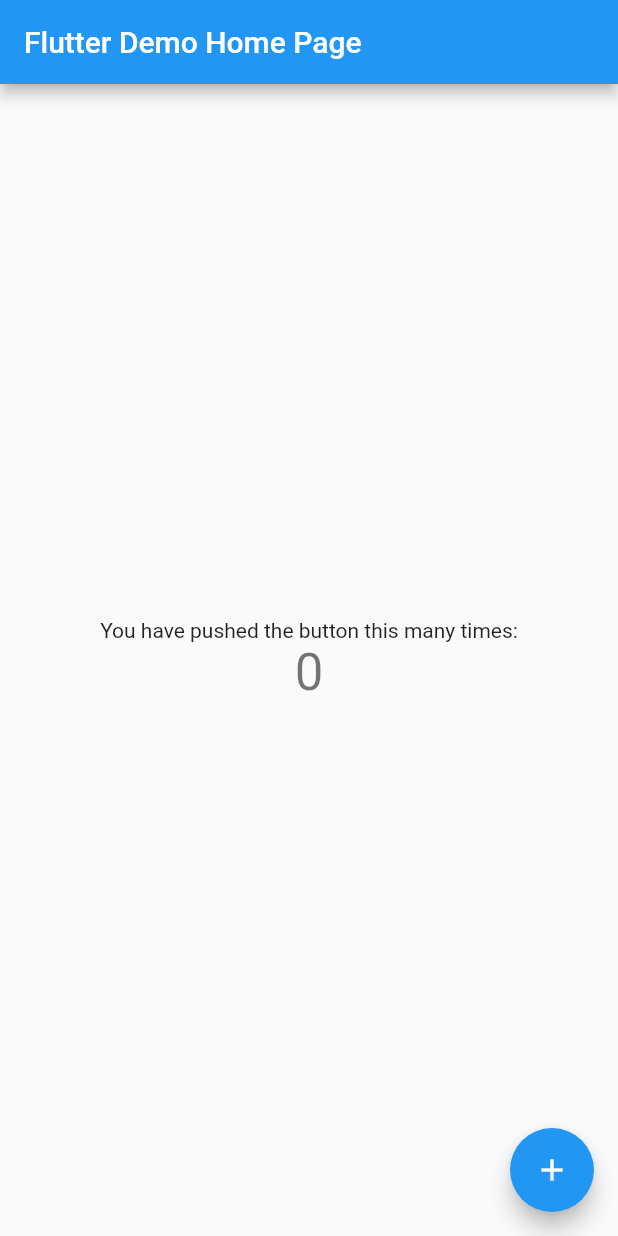
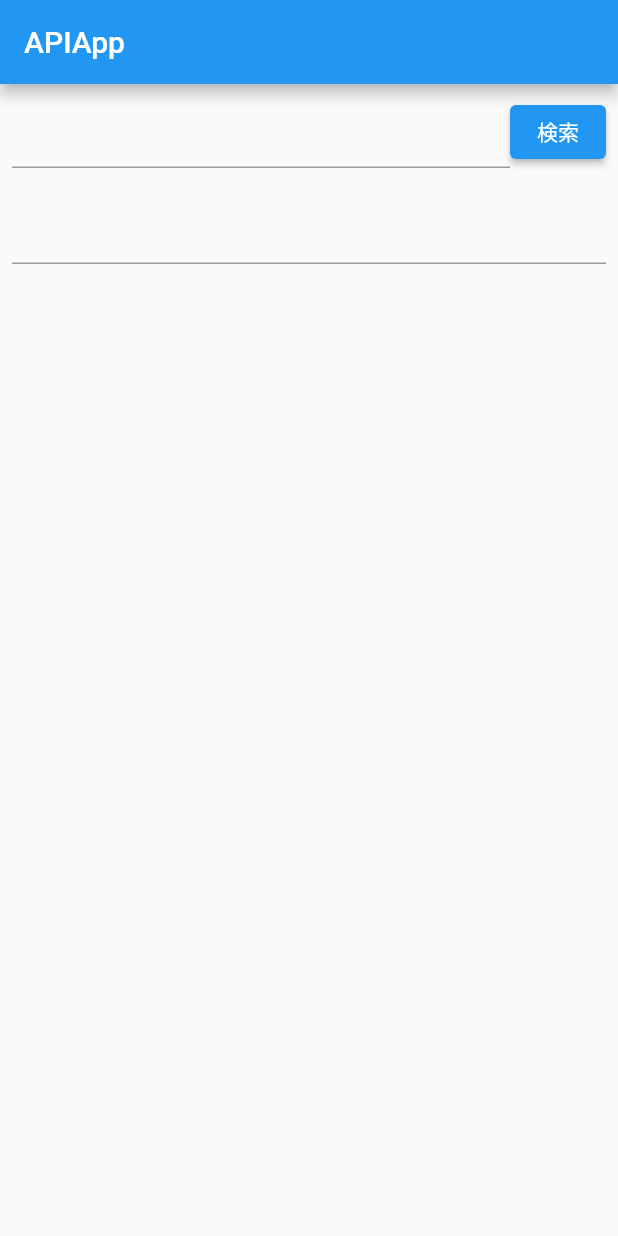
Before and after one commit to yuuya-1205/api_app, a Flutter app: the screen it shows after launch, on a phone screen of 412 x 824 dp. Run offline on Flutter 3.47's test engine with Material 2 defaults, Android fonts, the phone set to English and light mode, and no system bars.

Commit message:
UI作成

```diff
--- a/lib/main.dart
+++ b/lib/main.dart
@@ -1,3 +1,4 @@
+import 'package:api_app/top_page.dart';
 import 'package:flutter/material.dart';
 
 void main() {
@@ -15,54 +16,7 @@ class MyApp extends StatelessWidget {
       theme: ThemeData(
         primarySwatch: Colors.blue,
       ),
-      home: const MyHomePage(title: 'Flutter Demo Home Page'),
+      home: const TopPage(),
     );
   }
 }
-
-class MyHomePage extends StatefulWidget {
-  const MyHomePage({super.key, required this.title});
-
-  final String title;
-
-  @override
-  State<MyHomePage> createState() => _MyHomePageState();
-}
-
-class _MyHomePageState extends State<MyHomePage> {
-  int _counter = 0;
-
-  void _incrementCounter() {
-    setState(() {
-      _counter++;
-    });
-  }
-
-  @override
-  Widget build(BuildContext context) {
-    return Scaffold(
-      appBar: AppBar(
-        title: Text(widget.title),
-      ),
-      body: Center(
-        child: Column(
-          mainAxisAlignment: MainAxisAlignment.center,
-          children: <Widget>[
-            const Text(
-              'You have pushed the button this many times:',
-            ),
-            Text(
-              '$_counter',
-              style: Theme.of(context).textTheme.headlineMedium,
-            ),
-          ],
-        ),
-      ),
-      floatingActionButton: FloatingActionButton(
-        onPressed: _incrementCounter,
-        tooltip: 'Increment',
-        child: const Icon(Icons.add),
-      ),
-    );
-  }
-}
--- /dev/null
+++ b/lib/top_page.dart
@@ -0,0 +1,41 @@
+import 'package:flutter/material.dart';
+
+class TopPage extends StatefulWidget {
+  const TopPage({super.key});
+
+  @override
+  State<TopPage> createState() => _TopPageState();
+}
+
+class _TopPageState extends State<TopPage> {
+  @override
+  Widget build(BuildContext context) {
+    return Scaffold(
+      appBar: AppBar(
+        title: const Text('APIApp'),
+      ),
+      body: Padding(
+        padding: const EdgeInsets.all(8.0),
+        child: Column(
+          children: [
+            Row(
+              children: [
+                Expanded(
+                  child: TextFormField(),
+                ),
+                ElevatedButton(
+                  onPressed: () {},
+                  child: const Text('検索'),
+                )
+              ],
+            ),
+            const SizedBox(
+              height: 16,
+            ),
+            TextFormField(),
+          ],
+        ),
+      ),
+    );
+  }
+}
```
